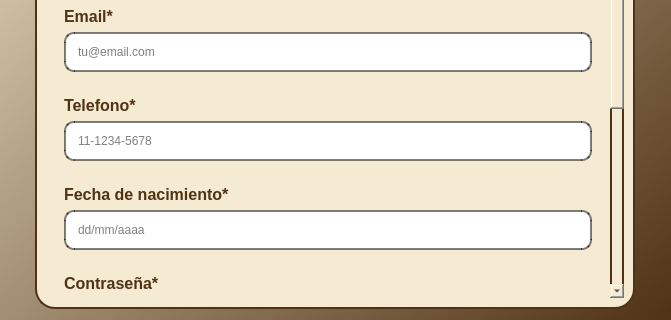
Before: the Qt Designer form escritorio/sign_up.ui in Bruno-DarkSouler/APP_ElBuenGusto, drawn with Qt 5; both pictures show x 0 to 671 and y 304 to 624 of the 671 by 624 pixel window.
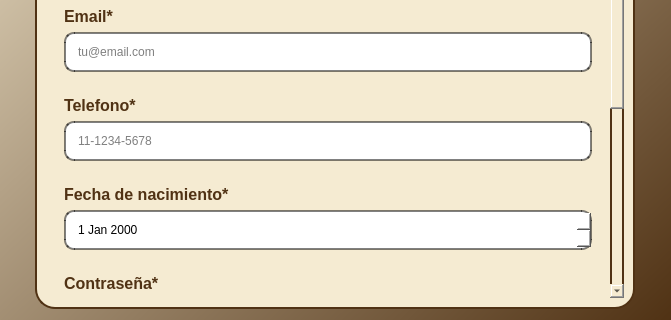
After: the same form once the commit is applied. Icons and pictures are not drawn.

```diff
--- a/escritorio/sign_up.ui
+++ b/escritorio/sign_up.ui
@@ -435,23 +435,13 @@
               </widget>
              </item>
              <item>
-              <widget class="QLineEdit" name="lineEdit_fecha">
+              <widget class="QDateEdit" name="dateEdit_fecha_nacimiento">
                <property name="styleSheet">
                 <string notr="true">background-color: rgb(255, 255, 255);
 border: 2 solid rgba(0, 0, 0,0.50);
-border-radius: 20;
 border-radius: 10;
 padding: 10;</string>
                </property>
-               <property name="text">
-                <string/>
-               </property>
-               <property name="echoMode">
-                <enum>QLineEdit::EchoMode::Normal</enum>
-               </property>
-               <property name="placeholderText">
-                <string>dd/mm/aaaa</string>
-               </property>
               </widget>
              </item>
             </layout>
```
